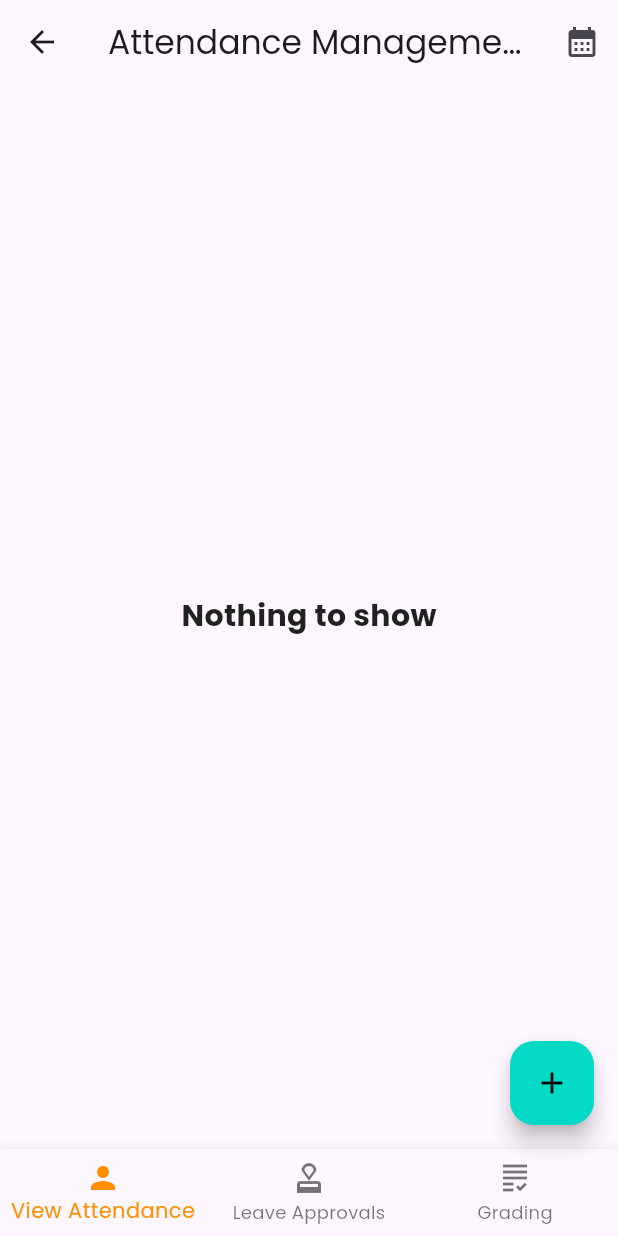
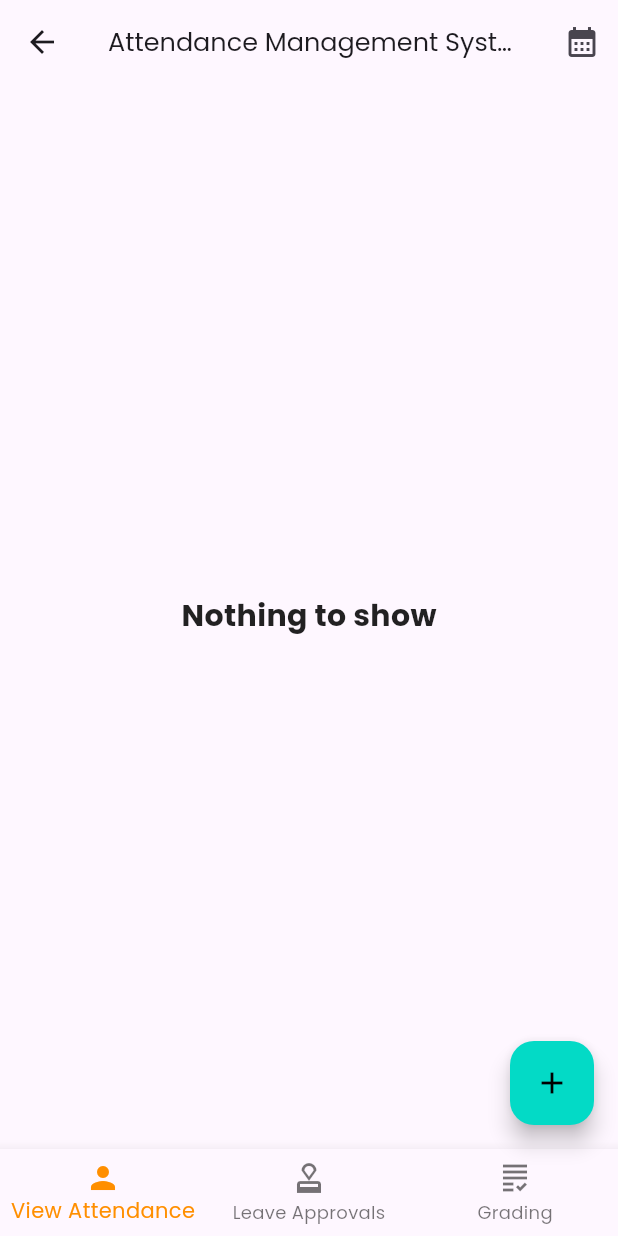
Before and after one commit to BilalAbbas78/attendance_management_system, a Flutter app: the AdminPage screen opened directly, on a phone screen of 412 x 824 dp. Run offline on Flutter 3.47's test engine with Material 2 defaults, Android fonts, the phone set to English and light mode, and no system bars; our stand-ins replace firebase_core, firebase_database, fluttertoast, google_fonts; missing offline and left inert: month_year_picker; accounts and stored records are empty.

```diff
--- a/lib/adminpage.dart
+++ b/lib/adminpage.dart
@@ -113,8 +113,12 @@ class _AdminPageState extends State<AdminPage> {
           } else {
             return Scaffold(
                 appBar: AppBar(
-                  title: const Text('Attendance Management System'),
-                ),
+                  title: const Text('Attendance Management System',
+                    style: TextStyle(
+                      fontSize: 17,
+                    ),
+                    )
+                  ),
                 body: const Center(
                     child: CircularProgressIndicator()
                 )
@@ -206,7 +210,12 @@ class _AdminPageState extends State<AdminPage> {
     final List<Widget> widgetOptions = <Widget>[
       Scaffold(
         appBar: AppBar(
-          title: const Text('Attendance Management System'),
+          title: const Text('Attendance Management System',
+            style: TextStyle(
+              fontSize: 17,
+            ),
+          ),
+
           actions: [
             IconButton(
               icon: const Icon(Icons.calendar_month),
@@ -244,7 +253,11 @@ class _AdminPageState extends State<AdminPage> {
 
       Scaffold(
         appBar: AppBar(
-          title: const Text('Attendance Management System'),
+          title: const Text('Attendance Management System',
+            style: TextStyle(
+              fontSize: 17,
+            ),
+          ),
         ),
         body: Center(
           child: getLeaveRequestWidget(),
@@ -257,7 +270,11 @@ class _AdminPageState extends State<AdminPage> {
 
       Scaffold(
         appBar: AppBar(
-          title: const Text('Attendance Management System'),
+          title: const Text('Attendance Management System',
+            style: TextStyle(
+              fontSize: 17,
+            ),
+          ),
           actions: [
             IconButton(
               icon: const Icon(Icons.calendar_month),
```
Also changed, not shown: lib/loginpage.dart (+32 -3 lines), lib/userpage.dart (+63 -38 lines).
